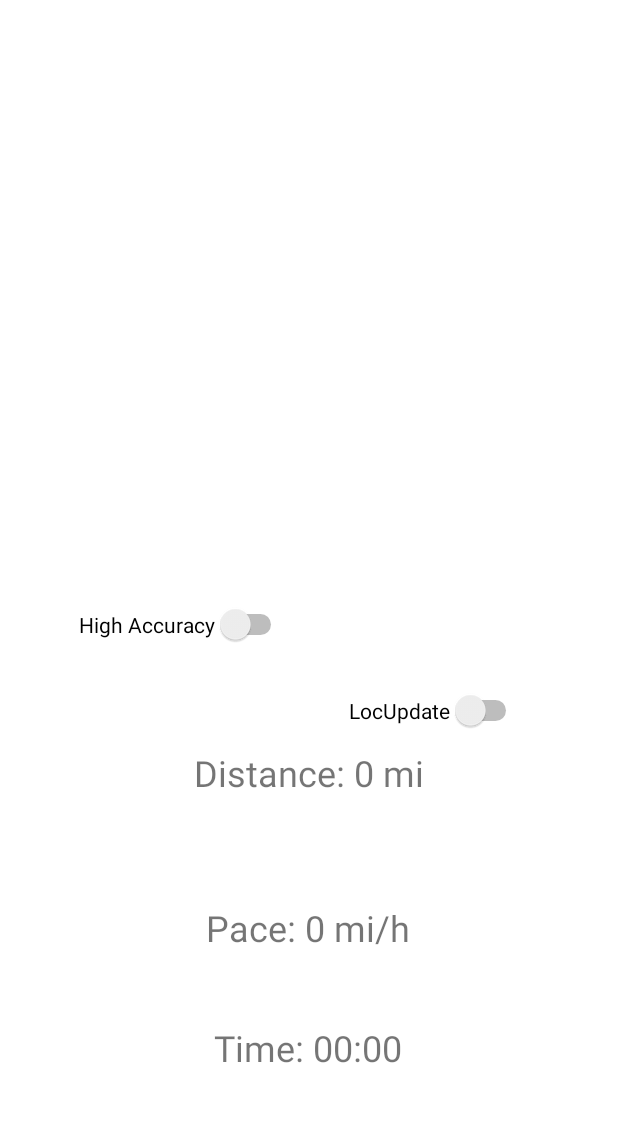
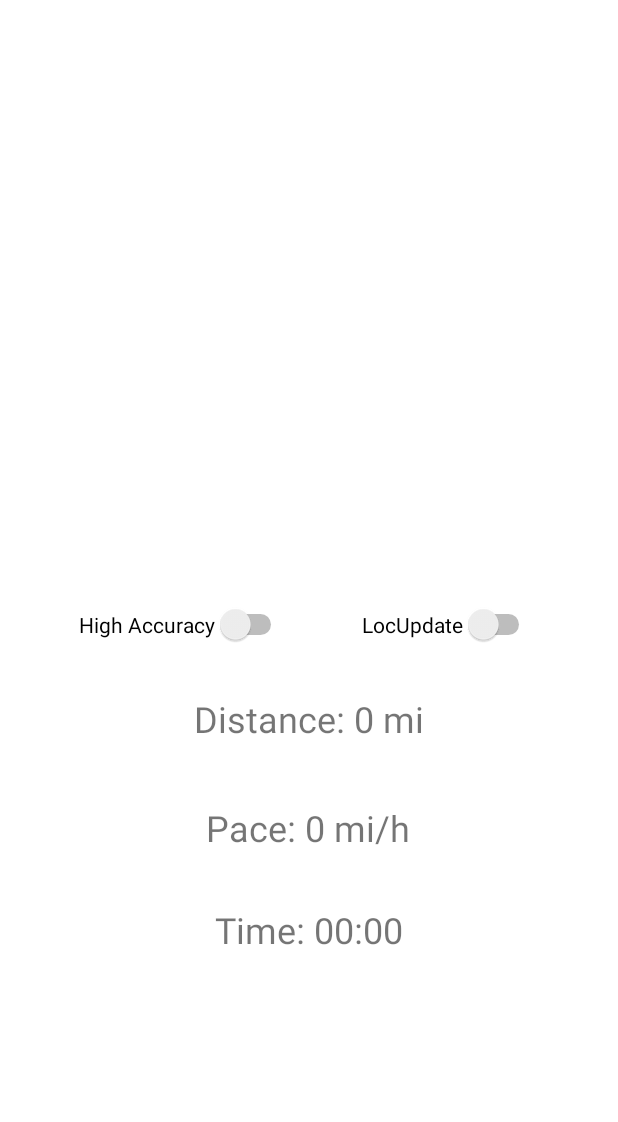
Before and after one commit to Weezer-K/RunBuddy_App, an Android app: the screen it shows after launch (DashboardActivity), on a phone screen of 412 x 824 dp, the part 53-1175 px from its top. Run offline under Robolectric (Android 15) with nearby library versions, the phone set to English and light mode, and no system bars.

Commit message:
Fixed a lot of the formatting and fixed distance and pace calculations

```diff
--- a/app/src/main/java/com/example/cs501_runbuddy/DashboardActivity.java
+++ b/app/src/main/java/com/example/cs501_runbuddy/DashboardActivity.java
@@ -30,6 +30,7 @@ import com.google.android.gms.maps.model.Polyline;
 import com.google.android.gms.maps.model.PolylineOptions;
 import com.google.android.gms.tasks.OnSuccessListener;
 
+import java.text.DecimalFormat;
 import java.time.Instant;
 import java.util.ArrayList;
 
@@ -60,7 +61,7 @@ public class DashboardActivity extends FragmentActivity implements OnMapReadyCal
 
     // Variable necessary for calculating running data
     private Instant startTime;
-    private Double totalDistance;
+    private double totalDistance;
 
 
     @Override
@@ -68,7 +69,7 @@ public class DashboardActivity extends FragmentActivity implements OnMapReadyCal
         super.onCreate(savedInstanceState);
         setContentView(R.layout.activity_dashboard);
 
-        tv_pace = findViewById(R.id.tv_time);
+        tv_pace = findViewById(R.id.tv_pace);
         tv_distance = findViewById(R.id.tv_distance);
         tv_time = findViewById(R.id.tv_time);
 
@@ -148,8 +149,7 @@ public class DashboardActivity extends FragmentActivity implements OnMapReadyCal
                 if (grantResults[0] == PackageManager.PERMISSION_GRANTED) {
                     updateGPS();
                 } else {
-                    Toast.makeText(this, "This app requires permission to be granted" +
-                            " in order to work properly", Toast.LENGTH_SHORT).show();
+
                     finish();
                 }
                 break;
@@ -190,12 +190,12 @@ public class DashboardActivity extends FragmentActivity implements OnMapReadyCal
             poly.setVisible(true);
             mapAPI.addMarker(new MarkerOptions().position(currentLocation).title("TestPoint"));
             mapAPI.animateCamera(CameraUpdateFactory.newLatLngZoom(currentLocation, 12.0f));
-            Toast.makeText(this,location.getLatitude() + " " + location.getLongitude(), Toast.LENGTH_SHORT).show();
             if(savedLocations.size()>1) {
 
                 LatLng secondToLast = savedLocations.get(savedLocations.size() - 2);
                 totalDistance += distance(currentLocation.latitude, currentLocation.longitude, secondToLast.latitude, secondToLast.longitude);
-                tv_distance.setText("Distance: " + totalDistance + " mi");
+                DecimalFormat df = new DecimalFormat("0.00");
+                tv_distance.setText("Distance: " + df.format(totalDistance) + " mi");
 
 
                 if (android.os.Build.VERSION.SDK_INT >= android.os.Build.VERSION_CODES.O) {
@@ -211,10 +211,10 @@ public class DashboardActivity extends FragmentActivity implements OnMapReadyCal
                     String timeElapsed = minutes + ":" + secondString;
                     tv_time.setText("Time: " + timeElapsed);
 
-                    double hours = minutes/60.0;
+                    double hours = temp/60000/60.0;
                     double pace = totalDistance/hours;
 
-                    tv_pace.setText("Pace: " + pace + " mi/h");
+                    tv_pace.setText("Pace: " + df.format(pace) + " mi/h");
                 }
 
             }
--- a/app/src/main/res/layout/activity_dashboard.xml
+++ b/app/src/main/res/layout/activity_dashboard.xml
@@ -7,7 +7,7 @@
     tools:context=".DashboardActivity">
 
     <TextView
-        android:id="@+id/tv_pace2"
+        android:id="@+id/tv_pace"
         android:layout_width="wrap_content"
         android:layout_height="wrap_content"
         android:text="Pace: 0 mi/h"
@@ -17,7 +17,7 @@
         app:layout_constraintHorizontal_bias="0.498"
         app:layout_constraintStart_toStartOf="parent"
         app:layout_constraintTop_toBottomOf="@+id/tv_distance"
-        app:layout_constraintVertical_bias="0.315" />
+        app:layout_constraintVertical_bias="0.153" />
 
     <fragment
         android:id="@+id/mapAPI"
@@ -46,19 +46,18 @@
         android:id="@+id/sw_locationUpdates"
         android:layout_width="wrap_content"
         android:layout_height="wrap_content"
+        android:layout_marginTop="36dp"
         android:text="LocUpdate"
-        app:layout_constraintBottom_toBottomOf="parent"
         app:layout_constraintEnd_toEndOf="parent"
-        app:layout_constraintHorizontal_bias="0.784"
+        app:layout_constraintHorizontal_bias="0.814"
         app:layout_constraintStart_toStartOf="parent"
-        app:layout_constraintTop_toTopOf="parent"
-        app:layout_constraintVertical_bias="0.622" />
+        app:layout_constraintTop_toBottomOf="@+id/mapAPI" />
 
     <TextView
         android:id="@+id/tv_distance"
         android:layout_width="wrap_content"
         android:layout_height="wrap_content"
-        android:layout_marginTop="132dp"
+        android:layout_marginTop="96dp"
         android:text="Distance: 0 mi"
         android:textSize="24sp"
         app:layout_constraintEnd_toEndOf="parent"
@@ -73,9 +72,8 @@
         android:textSize="24sp"
         app:layout_constraintBottom_toBottomOf="parent"
         app:layout_constraintEnd_toEndOf="parent"
-        app:layout_constraintHorizontal_bias="0.498"
         app:layout_constraintStart_toStartOf="parent"
-        app:layout_constraintTop_toBottomOf="@+id/tv_pace2"
-        app:layout_constraintVertical_bias="0.389" />
+        app:layout_constraintTop_toBottomOf="@+id/tv_pace"
+        app:layout_constraintVertical_bias="0.189" />
 
 </androidx.constraintlayout.widget.ConstraintLayout>
```
